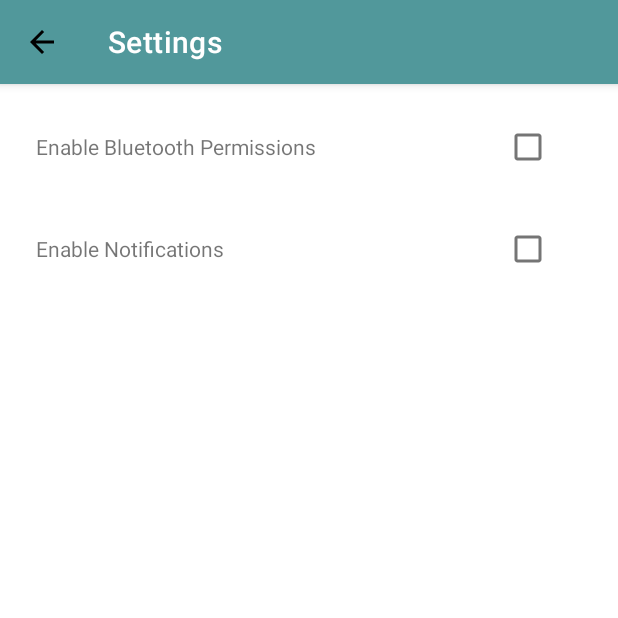
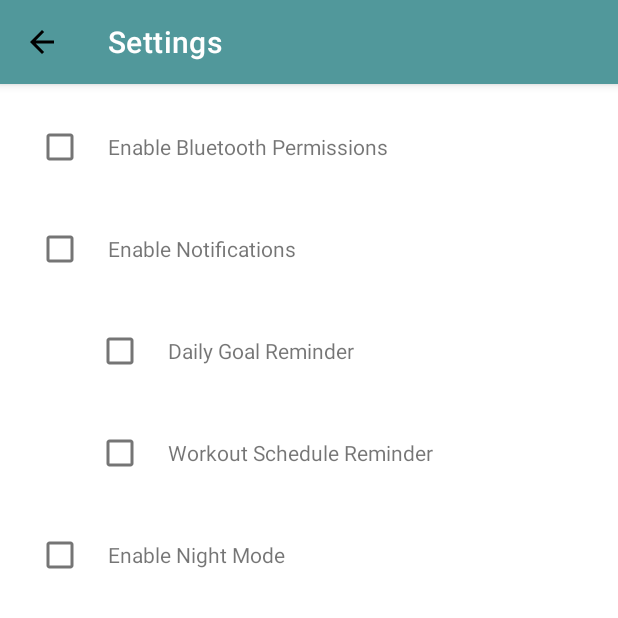
Before and after one commit to SeanBakker/ADAPT-Ankle-Brace, an Android app: the screen it shows after launch (SettingsActivity), after a tap on "Settings", on a phone screen of 412 x 824 dp, the top half of it. Run offline under Robolectric (Android 15) with nearby library versions, the phone set to English and light mode, and no system bars.

Commit message:
Added more settings & implemented night mode

```diff
--- a/app/src/main/java/com/example/adaptanklebrace/MainActivity.kt
+++ b/app/src/main/java/com/example/adaptanklebrace/MainActivity.kt
@@ -10,6 +10,7 @@ import android.bluetooth.BluetoothGattCharacteristic
 import android.bluetooth.BluetoothGattDescriptor
 import android.bluetooth.BluetoothManager
 import android.content.Intent
+import android.content.SharedPreferences
 import android.content.pm.PackageManager
 import android.os.Build
 import android.os.Bundle
@@ -29,9 +30,18 @@ import java.util.*
 class MainActivity : AppCompatActivity() {
 
     private lateinit var drawerLayout: DrawerLayout
+    private lateinit var sharedPreferences: SharedPreferences
+
+    private var settingsActivity = SettingsActivity()
 
     override fun onCreate(savedInstanceState: Bundle?) {
         super.onCreate(savedInstanceState)
+
+        // Initialize the app theme
+        // Check saved preference for night mode
+        sharedPreferences = getSharedPreferences("AppSettings", MODE_PRIVATE)
+        val isNightMode = settingsActivity.getPreference(sharedPreferences, "nightMode", false)
+        settingsActivity.changeAppTheme(isNightMode)
         setContentView(R.layout.activity_main)
 
         // Set up Toolbar
--- a/app/src/main/java/com/example/adaptanklebrace/SettingsActivity.kt
+++ b/app/src/main/java/com/example/adaptanklebrace/SettingsActivity.kt
@@ -4,12 +4,18 @@ import android.content.SharedPreferences
 import android.os.Bundle
 import android.widget.CheckBox
 import androidx.appcompat.app.AppCompatActivity
+import androidx.appcompat.app.AppCompatDelegate
 import androidx.appcompat.widget.Toolbar
 
 class SettingsActivity : AppCompatActivity() {
 
+    // Checkboxes in settings page
     private lateinit var bluetoothPermissionCheckbox: CheckBox
     private lateinit var notificationsCheckbox: CheckBox
+    private lateinit var goalReminderCheckbox: CheckBox
+    private lateinit var workoutReminderCheckbox: CheckBox
+    private lateinit var nightModeCheckbox: CheckBox
+
     private lateinit var sharedPreferences: SharedPreferences
 
     override fun onCreate(savedInstanceState: Bundle?) {
@@ -36,21 +42,51 @@ class SettingsActivity : AppCompatActivity() {
         // Find views by ID
         bluetoothPermissionCheckbox = findViewById(R.id.bluetoothPermissionCheckbox)
         notificationsCheckbox = findViewById(R.id.notificationsCheckbox)
+        goalReminderCheckbox = findViewById(R.id.goalReminderCheckbox)
+        workoutReminderCheckbox = findViewById(R.id.workoutReminderCheckbox)
+        nightModeCheckbox = findViewById(R.id.nightModeCheckbox)
 
         // Load and set saved preferences
-        bluetoothPermissionCheckbox.isChecked = sharedPreferences.getBoolean("bluetoothPermission", false)
-        notificationsCheckbox.isChecked = sharedPreferences.getBoolean("notifications", false)
+        bluetoothPermissionCheckbox.isChecked = getPreference(sharedPreferences, "bluetoothPermission", false)
+        notificationsCheckbox.isChecked = getPreference(sharedPreferences, "notifications", false)
+        goalReminderCheckbox.isChecked = getPreference(sharedPreferences, "goalReminder", false)
+        workoutReminderCheckbox.isChecked = getPreference(sharedPreferences, "workoutReminder", false)
+        nightModeCheckbox.isChecked = getPreference(sharedPreferences, "nightMode", false)
 
         // Set listeners for checkboxes to save changes
         bluetoothPermissionCheckbox.setOnCheckedChangeListener { _, isChecked ->
             savePreference("bluetoothPermission", isChecked)
         }
-
         notificationsCheckbox.setOnCheckedChangeListener { _, isChecked ->
             savePreference("notifications", isChecked)
         }
+        goalReminderCheckbox.setOnCheckedChangeListener { _, isChecked ->
+            savePreference("goalReminder", isChecked)
+        }
+        workoutReminderCheckbox.setOnCheckedChangeListener { _, isChecked ->
+            savePreference("workoutReminder", isChecked)
+        }
+        nightModeCheckbox.setOnCheckedChangeListener { _, isChecked ->
+            savePreference("nightMode", isChecked)
+            changeAppTheme(isChecked)
+        }
     }
 
+    // Change the app theme between Light/Night modes
+    fun changeAppTheme(isNightMode: Boolean) {
+        if (isNightMode) {
+            AppCompatDelegate.setDefaultNightMode(AppCompatDelegate.MODE_NIGHT_YES)
+        } else {
+            AppCompatDelegate.setDefaultNightMode(AppCompatDelegate.MODE_NIGHT_NO)
+        }
+    }
+
+    // Get settings preference from app storage
+    fun getPreference(sharedPreferences: SharedPreferences, key: String, value: Boolean): Boolean {
+        return sharedPreferences.getBoolean(key, value)
+    }
+
+    // Save settings preference to app storage
     private fun savePreference(key: String, value: Boolean) {
         sharedPreferences.edit().putBoolean(key, value).apply()
     }
--- a/app/src/main/res/layout/settings.xml
+++ b/app/src/main/res/layout/settings.xml
@@ -42,6 +42,10 @@
                 android:orientation="horizontal"
                 android:layout_marginTop="20dp">
 
+                <CheckBox
+                    android:id="@+id/bluetoothPermissionCheckbox"
+                    android:layout_width="wrap_content"
+                    android:layout_height="wrap_content" />
                 <TextView
                     android:id="@+id/bluetoothPermissionText"
                     android:layout_width="0dp"
@@ -49,11 +53,6 @@
                     android:layout_weight="1"
                     android:text="@string/bluetoothPerm"
                     android:layout_marginStart="8dp" />
-
-                <CheckBox
-                    android:id="@+id/bluetoothPermissionCheckbox"
-                    android:layout_width="wrap_content"
-                    android:layout_height="wrap_content" />
             </LinearLayout>
 
             <!-- Notifications Setting -->
@@ -63,6 +62,10 @@
                 android:orientation="horizontal"
                 android:layout_marginTop="20dp">
 
+                <CheckBox
+                    android:id="@+id/notificationsCheckbox"
+                    android:layout_width="wrap_content"
+                    android:layout_height="wrap_content" />
                 <TextView
                     android:id="@+id/notificationsText"
                     android:layout_width="0dp"
@@ -70,11 +73,68 @@
                     android:layout_weight="1"
                     android:text="@string/notifications"
                     android:layout_marginStart="8dp" />
+            </LinearLayout>
+
+            <!-- Daily Goal Reminder Setting -->
+            <LinearLayout
+                android:layout_width="match_parent"
+                android:layout_height="wrap_content"
+                android:orientation="horizontal"
+                android:layout_marginTop="20dp"
+                android:layout_marginStart="40dp">
 
                 <CheckBox
-                    android:id="@+id/notificationsCheckbox"
+                    android:id="@+id/goalReminderCheckbox"
                     android:layout_width="wrap_content"
                     android:layout_height="wrap_content" />
+                <TextView
+                    android:id="@+id/goalReminderText"
+                    android:layout_width="0dp"
+                    android:layout_height="wrap_content"
+                    android:layout_weight="1"
+                    android:text="@string/dailyGoalReminder"
+                    android:layout_marginStart="8dp" />
+            </LinearLayout>
+
+            <!-- Workout Schedule Reminder Setting -->
+            <LinearLayout
+                android:layout_width="match_parent"
+                android:layout_height="wrap_content"
+                android:orientation="horizontal"
+                android:layout_marginTop="20dp"
+                android:layout_marginStart="40dp">
+
+                <CheckBox
+                    android:id="@+id/workoutReminderCheckbox"
+                    android:layout_width="wrap_content"
+                    android:layout_height="wrap_content" />
+                <TextView
+                    android:id="@+id/workoutReminderText"
+                    android:layout_width="0dp"
+                    android:layout_height="wrap_content"
+                    android:layout_weight="1"
+                    android:text="@string/workoutScheduleReminder"
+                    android:layout_marginStart="8dp" />
+            </LinearLayout>
+
+            <!-- Night Mode Setting -->
+            <LinearLayout
+                android:layout_width="match_parent"
+                android:layout_height="wrap_content"
+                android:orientation="horizontal"
+                android:layout_marginTop="20dp">
+
+                <CheckBox
+                    android:id="@+id/nightModeCheckbox"
+                    android:layout_width="wrap_content"
+                    android:layout_height="wrap_content" />
+                <TextView
+                    android:id="@+id/nightModeText"
+                    android:layout_width="0dp"
+                    android:layout_height="wrap_content"
+                    android:layout_weight="1"
+                    android:text="@string/nightMode"
+                    android:layout_marginStart="8dp" />
             </LinearLayout>
 
         </LinearLayout>
--- a/app/src/main/res/values/strings.xml
+++ b/app/src/main/res/values/strings.xml
@@ -9,7 +9,9 @@
     <!-- Settings Options -->
     <string name="bluetoothPerm">Enable Bluetooth Permissions</string>
     <string name="notifications">Enable Notifications</string>
-    <string name="dailyGoalReminder">Enable Daily Goal Reminder</string>
+    <string name="dailyGoalReminder">Daily Goal Reminder</string>
+    <string name="workoutScheduleReminder">Workout Schedule Reminder</string>
+    <string name="nightMode">Enable Night Mode</string>
 
     <!-- Buttons -->
     <string name="connectDevice">Connect to Device</string>
```
